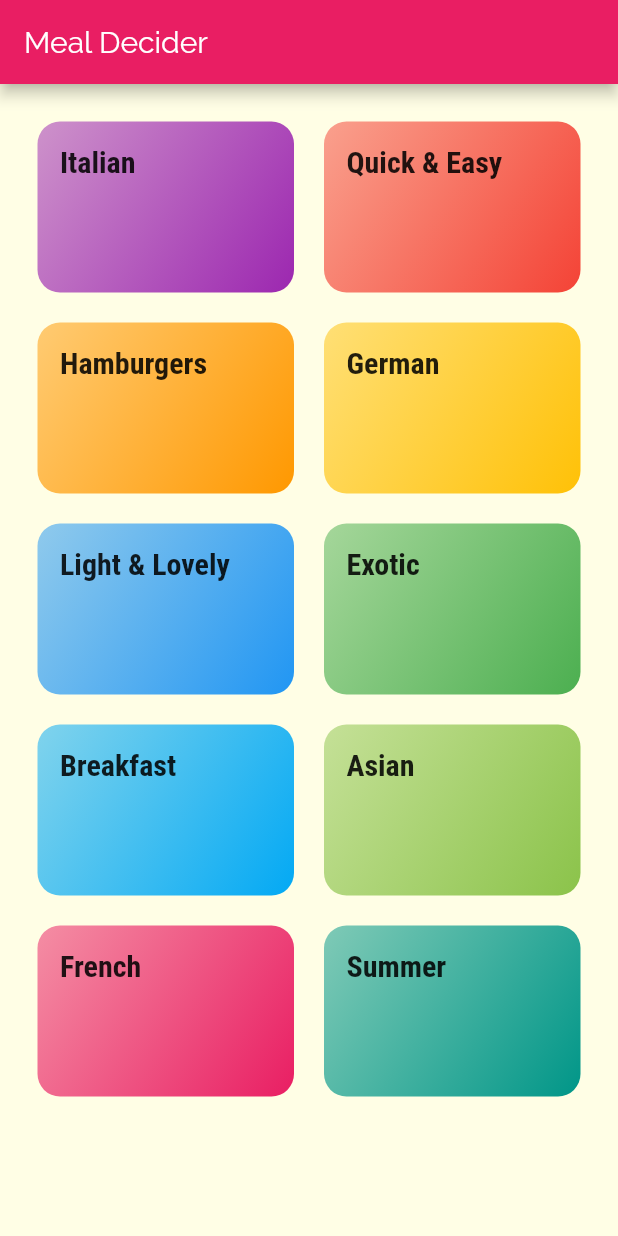
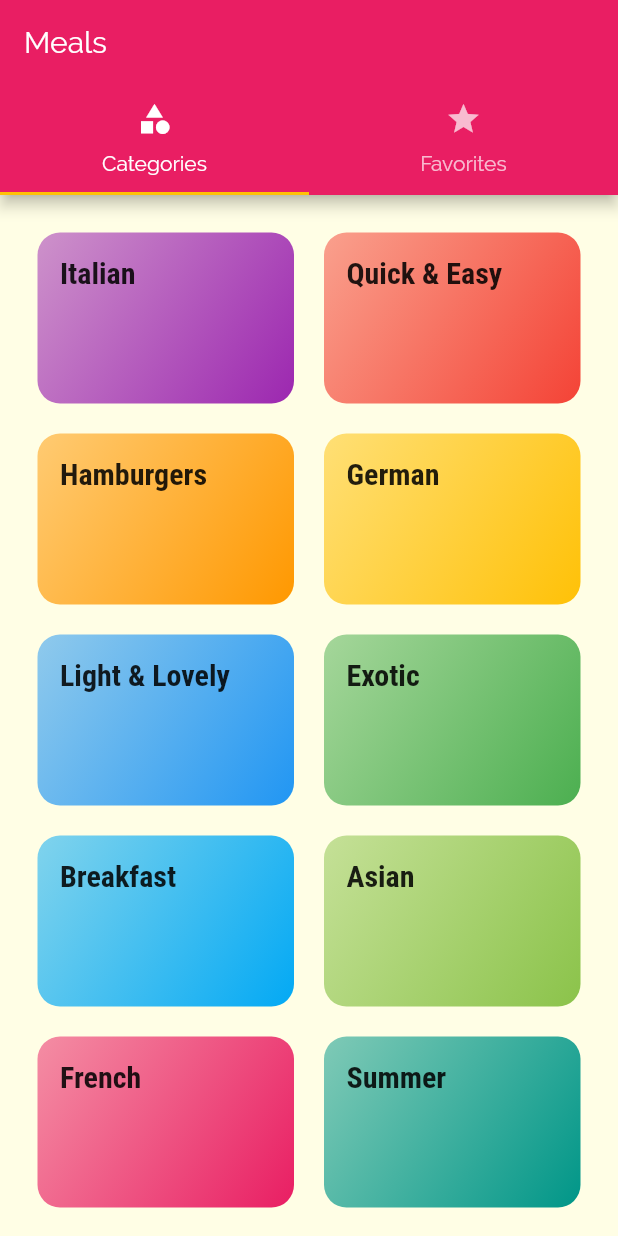
Before and after one commit to hasan661/MealsApp, a Flutter app: the screen it shows after launch, on a phone screen of 412 x 824 dp. Run offline on Flutter 3.47's test engine with Material 2 defaults, Android fonts, the phone set to English and light mode, and no system bars.

```diff
--- a/mealsapp/lib/main.dart
+++ b/mealsapp/lib/main.dart
@@ -3,6 +3,7 @@ import 'dart:ui';
 import 'package:flutter/material.dart';
 import 'package:mealsapp/screens/category_meals_screen.dart';
 import 'package:mealsapp/screens/meal_detail_screen.dart';
+import 'package:mealsapp/screens/tabs_screen.dart';
 import 'screens/categories_screen.dart';
 
 void main() => runApp(MyApp());
@@ -28,7 +29,7 @@ class MyApp extends StatelessWidget {
       // home: CategoriesScreen(),
       // initialRoute: '/',
       routes: {
-        '/': (ctx) => CategoriesScreen(),
+        '/': (ctx) => TabScreen(),
         CategoryMealsScreen.routeName: (ctx) => CategoryMealsScreen(),
         MealDetailScreen.routeName: (ctx) => MealDetailScreen(),
       },
--- a/mealsapp/lib/screens/categories_screen.dart
+++ b/mealsapp/lib/screens/categories_screen.dart
@@ -8,9 +8,7 @@ class CategoriesScreen extends StatelessWidget {
 
   @override
   Widget build(BuildContext context) {
-    return Scaffold(
-      appBar: AppBar(title: const Text("Meal Decider"),),
-      body: GridView(
+    return GridView(
         padding: const EdgeInsets.all(25),
       gridDelegate: SliverGridDelegateWithMaxCrossAxisExtent(
         maxCrossAxisExtent: 200,
@@ -19,6 +17,6 @@ class CategoriesScreen extends StatelessWidget {
         mainAxisSpacing: 20,
       ),
       children: [...DUMMY_CATEGORIES.map((e) => CategoryItem(e.title,e.color,e.id)).toList(),]
-    ),);
+    );
   }
 }
--- a/mealsapp/lib/screens/category_meals_screen.dart
+++ b/mealsapp/lib/screens/category_meals_screen.dart
@@ -7,8 +7,7 @@ class CategoryMealsScreen extends StatelessWidget {
 
   @override
   Widget build(BuildContext context) {
-    final routeArgs =
-        ModalRoute.of(context)!.settings.arguments as Map<String, String>;
+    final routeArgs =ModalRoute.of(context)!.settings.arguments as Map<String, String>;
     final String categoryTitle = routeArgs['title'].toString();
     final String id = routeArgs['id'].toString();
     final categoryMeals = DUMMY_MEALS.where((meal) {
--- /dev/null
+++ b/mealsapp/lib/screens/favorites_screen.dart
@@ -0,0 +1,9 @@
+import 'package:flutter/material.dart';
+class Favorites extends StatelessWidget {
+  const Favorites({ Key? key }) : super(key: key);
+
+  @override
+  Widget build(BuildContext context) {
+    return Center(child: Text("Favorites"),);
+  }
+}
--- /dev/null
+++ b/mealsapp/lib/screens/tabs_screen.dart
@@ -0,0 +1,38 @@
+import 'package:flutter/material.dart';
+import 'package:mealsapp/screens/categories_screen.dart';
+import 'package:mealsapp/screens/favorites_screen.dart';
+
+class TabScreen extends StatefulWidget {
+  const TabScreen({Key? key}) : super(key: key);
+
+  @override
+  _TabScreenState createState() => _TabScreenState();
+}
+
+class _TabScreenState extends State<TabScreen> {
+  @override
+  Widget build(BuildContext context) {
+    return DefaultTabController(
+      length: 2,
+      child: Scaffold(
+        appBar: AppBar(
+          title: Text("Meals"),
+          bottom: TabBar(
+            tabs: [
+              Tab(
+                icon: Icon(Icons.category),
+                text: "Categories",
+              ),
+              Tab(
+                  icon: Icon(
+                    Icons.star,
+                  ),
+                  text: "Favorites"),
+            ],
+          ),
+        ),
+        body: TabBarView(children: [CategoriesScreen(), Favorites()]),
+      ),
+    );
+  }
+}
```
